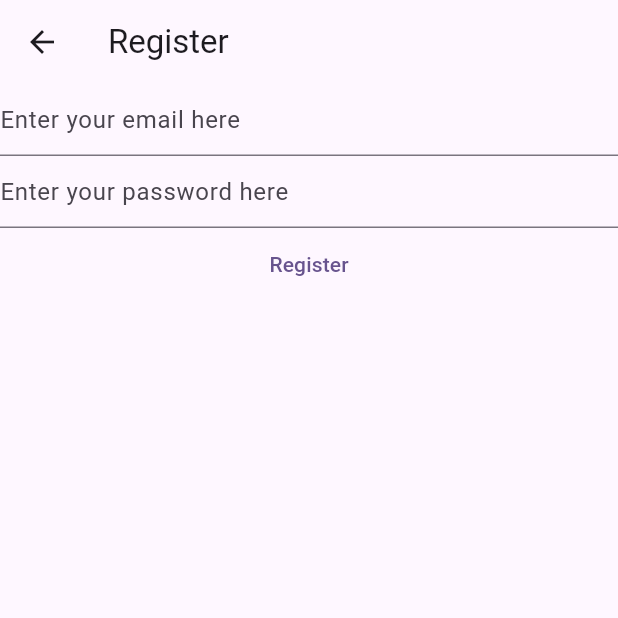
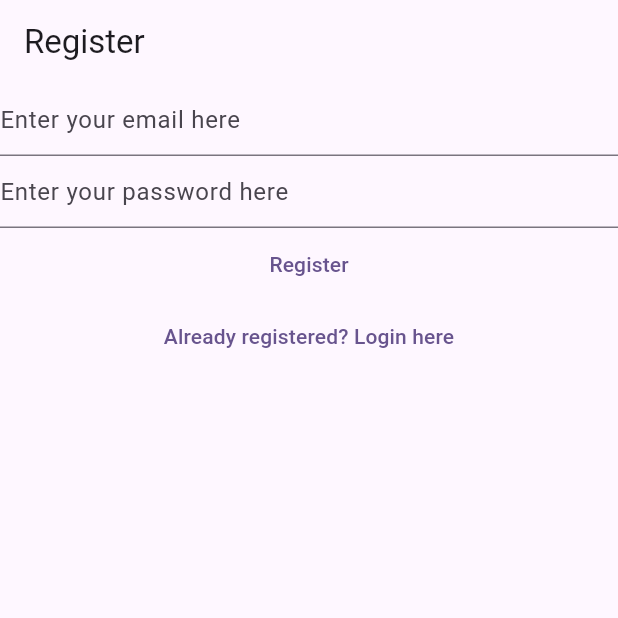
Before and after one commit to JonasSiuksteris/flutter-sandbox, a Flutter app: the RegisterView screen opened directly, on a phone screen of 412 x 824 dp, the top half of it. Run offline on Flutter 3.47's test engine with Material 2 defaults, Android fonts, the phone set to English and light mode, and no system bars; our stand-ins replace firebase_auth, firebase_core; accounts and stored records are empty.

Commit message:
Add navigation login <-> register screens.

```diff
--- a/lib/views/register_view.dart
+++ b/lib/views/register_view.dart
@@ -1,7 +1,5 @@
 import 'package:firebase_auth/firebase_auth.dart';
-import 'package:firebase_core/firebase_core.dart';
 import 'package:flutter/material.dart';
-import 'package:sandboxnotes/firebase_options.dart';
 
 class RegisterView extends StatefulWidget {
   const RegisterView({super.key});
@@ -33,14 +31,8 @@
   @override
   Widget build(BuildContext context) {
     return Scaffold(
-      appBar: AppBar(title: const Text('Register')),
-      body: FutureBuilder(
-        future: Firebase.initializeApp(
-            options: DefaultFirebaseOptions.currentPlatform),
-        builder: (context, snapshot) {
-          switch (snapshot.connectionState) {
-            case ConnectionState.done:
-              return Column(
+      appBar: AppBar(title: const Text("Register")),
+      body: Column(
         children: [
           TextField(
             controller: _email,
@@ -82,12 +74,13 @@
             },
             child: const Text("Register"),
           ),
+          TextButton(
+              onPressed: () {
+                Navigator.of(context)
+                    .pushNamedAndRemoveUntil('/login', (route) => false);
+              },
+              child: const Text("Already registered? Login here"))
         ],
-              );
-            default:
-              return const Text("Loading...");
-          }
-        },
       ),
     );
   }
```
Also changed, not shown: lib/main.dart (+16 -13 lines), lib/views/login_view.dart (+10 -15 lines), lib/views/verify_email_view.dart (added, +27 -0 lines), 1 other file. Lines whose indentation alone changed are shown as unchanged.
